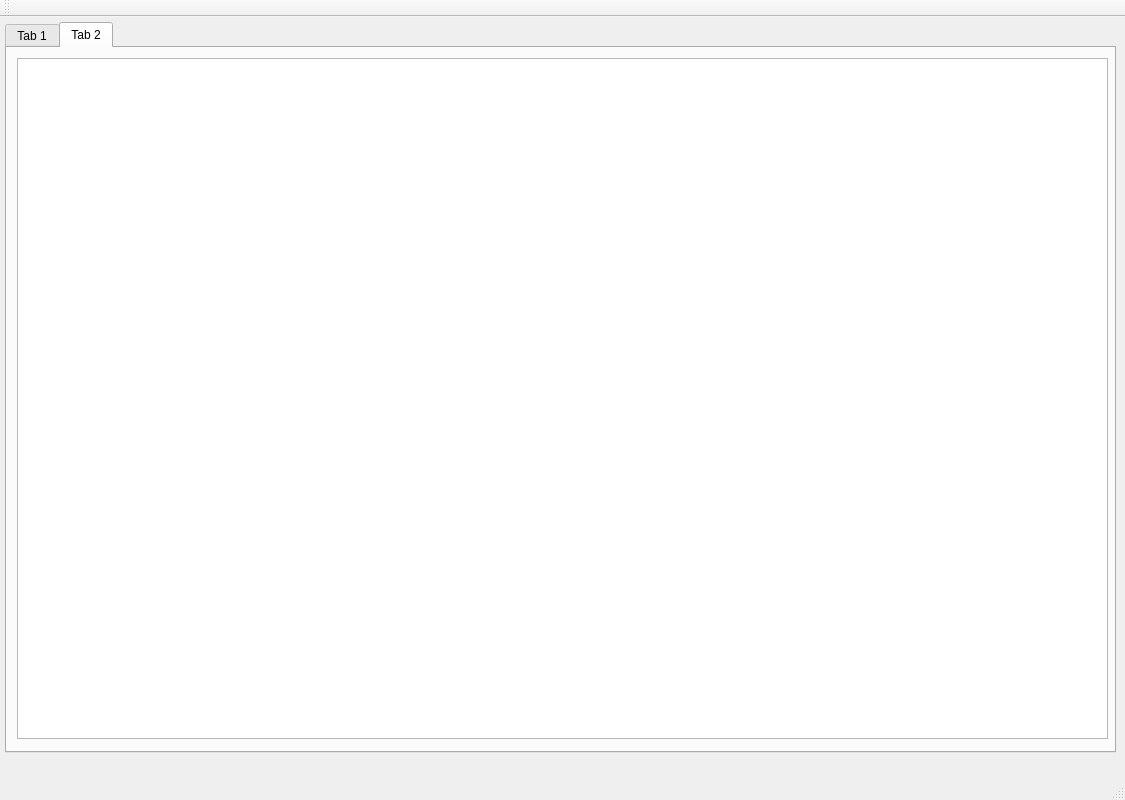
The window that mainwindow.ui (Koerner/TrustC2C) describes before a commit, drawn with Qt 5.
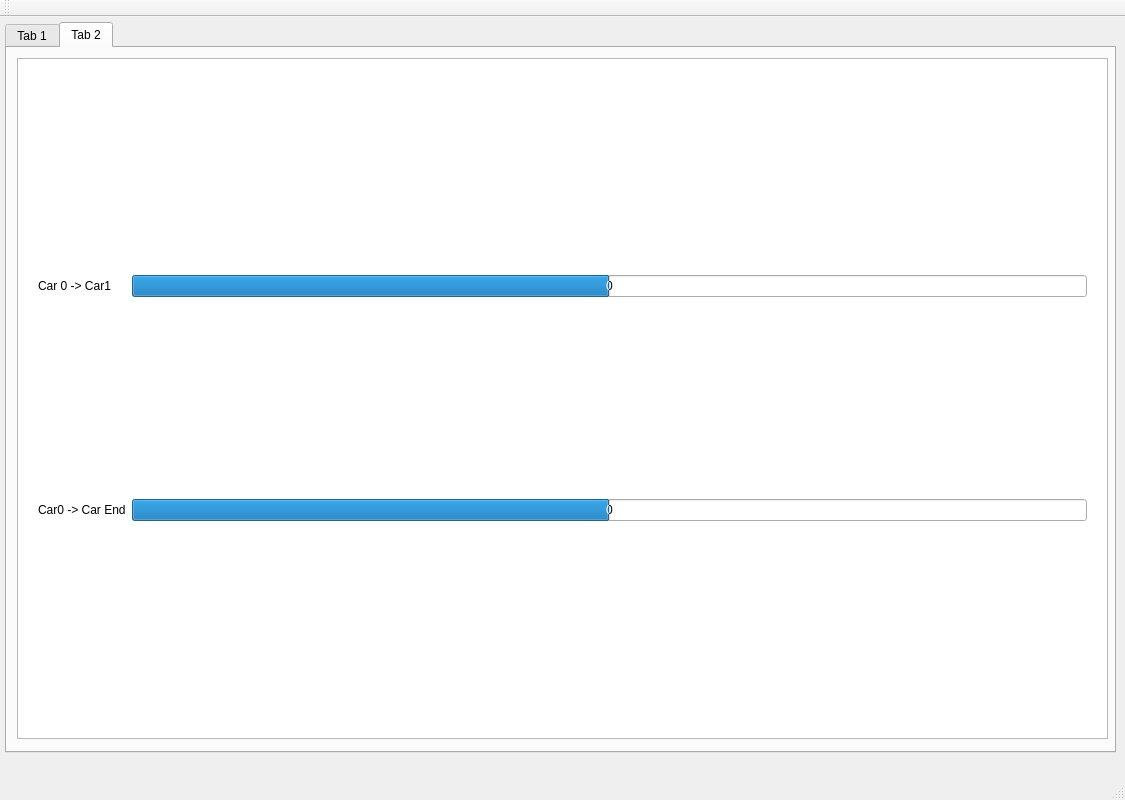
The same window after the commit.

What changed in the file:
```diff
--- a/mainwindow.ui
+++ b/mainwindow.ui
@@ -51,6 +51,61 @@
        </rect>
       </property>
      </widget>
+     <widget class="QWidget" name="gridLayoutWidget">
+      <property name="geometry">
+       <rect>
+        <x>20</x>
+        <y>20</y>
+        <width>1071</width>
+        <height>661</height>
+       </rect>
+      </property>
+      <layout class="QGridLayout" name="gridLayout">
+       <item row="0" column="0">
+        <widget class="QLabel" name="label">
+         <property name="text">
+          <string>Car 0 -&gt; Car1</string>
+         </property>
+        </widget>
+       </item>
+       <item row="0" column="2">
+        <widget class="QProgressBar" name="progressBar_2">
+         <property name="minimum">
+          <number>-100</number>
+         </property>
+         <property name="maximum">
+          <number>100</number>
+         </property>
+         <property name="value">
+          <number>0</number>
+         </property>
+         <property name="format">
+          <string>%v</string>
+         </property>
+        </widget>
+       </item>
+       <item row="1" column="0">
+        <widget class="QLabel" name="label_2">
+         <property name="text">
+          <string>Car0 -&gt; Car End</string>
+         </property>
+        </widget>
+       </item>
+       <item row="1" column="2">
+        <widget class="QProgressBar" name="progressBar_3">
+         <property name="minimum">
+          <number>-100</number>
+         </property>
+         <property name="value">
+          <number>0</number>
+         </property>
+         <property name="format">
+          <string>%v</string>
+         </property>
+        </widget>
+       </item>
+      </layout>
+     </widget>
     </widget>
    </widget>
   </widget>
```
Left out of the diff: 24 changed lines with no effect on the pictures.
